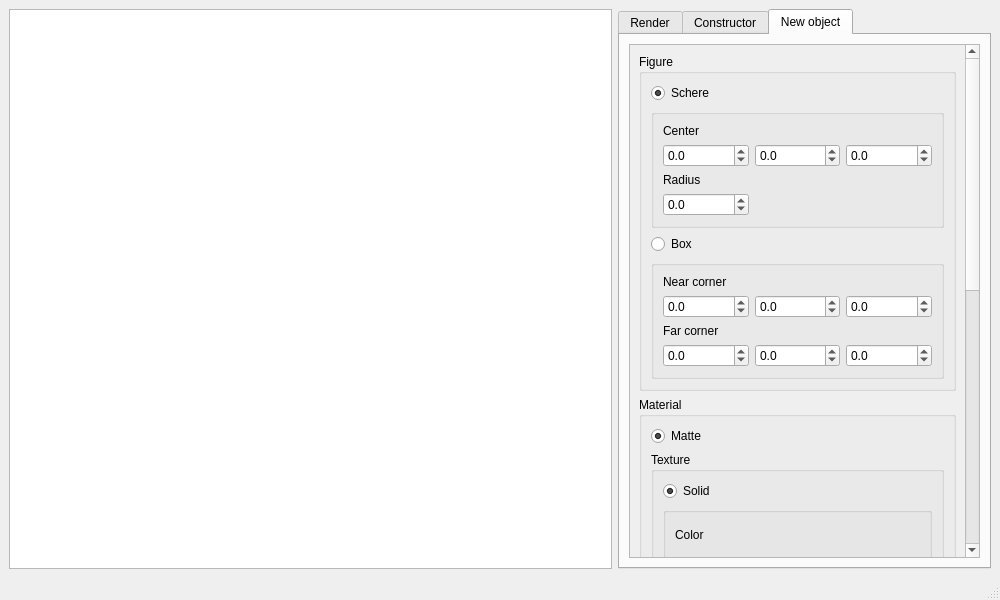
This is src/mainwindow.ui in denzhkko/bmstu_iu7_cgcp as Qt 5 draws it before an edit. The edited form follows.
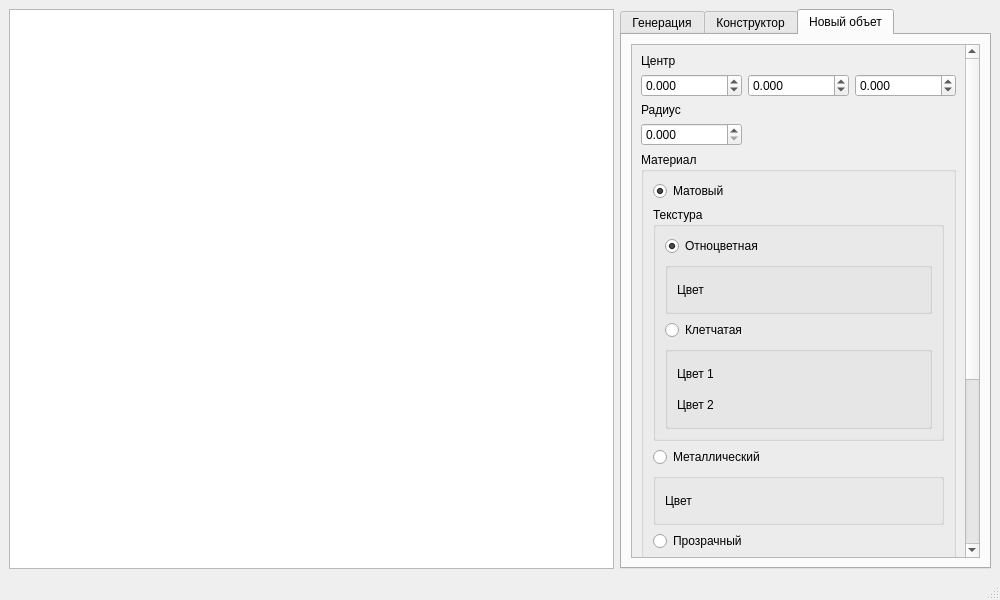
This is the edited form. The open tabs and pages were chosen to show the change. Custom widgets are drawn as their Qt base class.

What changed in the file:
```diff
--- a/src/mainwindow.ui
+++ b/src/mainwindow.ui
@@ -40,17 +40,17 @@
        </size>
       </property>
       <property name="currentIndex">
-       <number>0</number>
+       <number>2</number>
       </property>
       <widget class="QWidget" name="tab">
        <attribute name="title">
-        <string>Render</string>
+        <string>Генерация</string>
        </attribute>
        <layout class="QVBoxLayout" name="verticalLayout_2">
         <item>
          <widget class="QLabel" name="label">
           <property name="text">
-           <string>Quality</string>
+           <string>Качество</string>
           </property>
          </widget>
         </item>
@@ -59,7 +59,7 @@
           <item>
            <widget class="QRadioButton" name="rb_q_p">
             <property name="text">
-             <string>Perfomance</string>
+             <string>Высокое</string>
             </property>
             <property name="checked">
              <bool>false</bool>
@@ -69,7 +69,7 @@
           <item>
            <widget class="QRadioButton" name="rb_q_b">
             <property name="text">
-             <string>Balanced</string>
+             <string>Среднее</string>
             </property>
             <property name="checked">
              <bool>true</bool>
@@ -79,7 +79,7 @@
           <item>
            <widget class="QRadioButton" name="rb_q_q">
             <property name="text">
-             <string>Quick</string>
+             <string>Низкое</string>
             </property>
            </widget>
           </item>
@@ -88,7 +88,7 @@
         <item>
          <widget class="QPushButton" name="pb_draw">
           <property name="text">
-           <string>Render</string>
+           <string>Запустить</string>
           </property>
          </widget>
         </item>
@@ -109,7 +109,7 @@
       </widget>
       <widget class="QWidget" name="tab_2">
        <attribute name="title">
-        <string>Constructor</string>
+        <string>Конструктор</string>
        </attribute>
        <layout class="QVBoxLayout" name="verticalLayout_4">
         <item>
@@ -117,7 +117,7 @@
           <item>
            <widget class="QLabel" name="label_2">
             <property name="text">
-             <string>Background</string>
+             <string>Задний фон</string>
             </property>
            </widget>
           </item>
@@ -149,7 +149,7 @@
         <item>
          <widget class="QGroupBox" name="groupBox">
           <property name="title">
-           <string>Camera</string>
+           <string>Камера</string>
           </property>
           <layout class="QGridLayout" name="gridLayout">
            <item row="1" column="2">
@@ -168,7 +168,7 @@
            <item row="0" column="1">
             <widget class="QLabel" name="label_3">
              <property name="text">
-              <string>Point from</string>
+              <string>Точка начала</string>
              </property>
             </widget>
            </item>
@@ -236,7 +236,7 @@
            <item row="0" column="2">
             <widget class="QLabel" name="label_4">
              <property name="text">
-              <string>Point to</string>
+              <string>Точка конца</string>
              </property>
             </widget>
            </item>
@@ -287,7 +287,7 @@
            <item row="4" column="0">
             <widget class="QLabel" name="label_24">
              <property name="text">
-              <string>cemara-canvas</string>
+              <string>S(камера, холст)</string>
              </property>
             </widget>
            </item>
@@ -297,7 +297,7 @@
         <item>
          <widget class="QLabel" name="label_15">
           <property name="text">
-           <string>Objects</string>
+           <string>Объекты сцены</string>
           </property>
          </widget>
         </item>
@@ -309,7 +309,7 @@
           <item>
            <widget class="QLabel" name="label_16">
             <property name="text">
-             <string>Row index</string>
+             <string>Индекс строки</string>
             </property>
            </widget>
           </item>
@@ -332,7 +332,7 @@
           <item>
            <widget class="QPushButton" name="pb_delete_item">
             <property name="text">
-             <string>Delete item</string>
+             <string>Удалить объект</string>
             </property>
            </widget>
           </item>
@@ -342,7 +342,7 @@
       </widget>
       <widget class="QWidget" name="tab_3">
        <attribute name="title">
-        <string>New object</string>
+        <string>Новый объет</string>
        </attribute>
        <layout class="QVBoxLayout" name="verticalLayout_8">
         <item>
@@ -361,223 +361,88 @@
             <rect>
              <x>0</x>
              <y>0</y>
-             <width>399</width>
-             <height>1321</height>
+             <width>407</width>
+             <height>946</height>
             </rect>
            </property>
            <layout class="QVBoxLayout" name="verticalLayout_6">
             <item>
-             <widget class="QGroupBox" name="groupBox_2">
-              <property name="title">
-               <string>Figure</string>
-              </property>
-              <layout class="QVBoxLayout" name="verticalLayout_7">
-               <item>
-                <widget class="QRadioButton" name="rb_no_f_schere">
-                 <property name="text">
-                  <string>Schere</string>
-                 </property>
-                 <property name="checked">
-                  <bool>true</bool>
-                 </property>
-                </widget>
-               </item>
-               <item>
-                <widget class="QGroupBox" name="groupBox_3">
-                 <property name="title">
-                  <string/>
-                 </property>
                  <layout class="QGridLayout" name="gridLayout_2">
-                  <item row="0" column="0" colspan="2">
+              <item row="0" column="1">
                    <widget class="QLabel" name="label_8">
                     <property name="text">
-                     <string>Center</string>
+                 <string>Центр</string>
                     </property>
                    </widget>
                   </item>
-                  <item row="1" column="0">
-                   <widget class="QDoubleSpinBox" name="dsb_no_f_s_c_x">
-                    <property name="decimals">
-                     <number>1</number>
-                    </property>
-                    <property name="minimum">
-                     <double>-1000.000000000000000</double>
-                    </property>
-                    <property name="maximum">
-                     <double>1000.000000000000000</double>
-                    </property>
-                   </widget>
-                  </item>
-                  <item row="1" column="1">
+              <item row="1" column="2">
                    <widget class="QDoubleSpinBox" name="dsb_no_f_s_c_y">
                     <property name="decimals">
-                     <number>1</number>
+                 <number>3</number>
                     </property>
                     <property name="minimum">
-                     <double>-1000.000000000000000</double>
+                 <double>-10000.000000000000000</double>
+                </property>
+                <property name="maximum">
+                 <double>10000.000000000000000</double>
+                </property>
+               </widget>
+              </item>
+              <item row="3" column="1">
+               <widget class="QDoubleSpinBox" name="dsb_no_f_s_r">
+                <property name="decimals">
+                 <number>3</number>
                     </property>
                     <property name="maximum">
                      <double>1000.000000000000000</double>
                     </property>
                    </widget>
                   </item>
-                  <item row="1" column="2">
+              <item row="1" column="3">
                    <widget class="QDoubleSpinBox" name="dsb_no_f_s_c_z">
                     <property name="decimals">
-                     <number>1</number>
+                 <number>3</number>
                     </property>
                     <property name="minimum">
-                     <double>-1000.000000000000000</double>
+                 <double>-10000.000000000000000</double>
                     </property>
                     <property name="maximum">
-                     <double>1000.000000000000000</double>
+                 <double>10000.000000000000000</double>
                     </property>
                    </widget>
                   </item>
-                  <item row="2" column="0" colspan="2">
+              <item row="1" column="1">
+               <widget class="QDoubleSpinBox" name="dsb_no_f_s_c_x">
+                <property name="decimals">
+                 <number>3</number>
+                </property>
+                <property name="minimum">
+                 <double>-10000.000000000000000</double>
+                </property>
+                <property name="maximum">
+                 <double>10000.000000000000000</double>
+                </property>
+               </widget>
+              </item>
+              <item row="2" column="1">
                    <widget class="QLabel" name="label_9">
                     <property name="text">
-                     <string>Radius</string>
+                 <string>Радиус</string>
                     </property>
                    </widget>
                   </item>
-                  <item row="3" column="0">
-                   <widget class="QDoubleSpinBox" name="dsb_no_f_s_r">
-                    <property name="decimals">
-                     <number>1</number>
-                    </property>
-                    <property name="minimum">
-                     <double>-1000.000000000000000</double>
-                    </property>
-                    <property name="maximum">
-                     <double>1000.000000000000000</double>
-                    </property>
-                   </widget>
-                  </item>
-                 </layout>
-                </widget>
-               </item>
-               <item>
-                <widget class="QRadioButton" name="rb_no_f_box">
-                 <property name="text">
-                  <string>Box</string>
-                 </property>
-                </widget>
-               </item>
-               <item>
-                <widget class="QGroupBox" name="groupBox_4">
-                 <property name="title">
-                  <string/>
-                 </property>
-                 <layout class="QGridLayout" name="gridLayout_3">
-                  <item row="3" column="1">
-                   <widget class="QDoubleSpinBox" name="dsb_no_f_b_cz_y">
-                    <property name="decimals">
-                     <number>1</number>
-                    </property>
-                    <property name="minimum">
-                     <double>-1000.000000000000000</double>
-                    </property>
-                    <property name="maximum">
-                     <double>1000.000000000000000</double>
-                    </property>
-                   </widget>
-                  </item>
-                  <item row="1" column="2">
-                   <widget class="QDoubleSpinBox" name="dsb_no_f_b_cn_z">
-                    <property name="decimals">
-                     <number>1</number>
-                    </property>
-                    <property name="minimum">
-                     <double>-1000.000000000000000</double>
-                    </property>
-                    <property name="maximum">
-                     <double>1000.000000000000000</double>
-                    </property>
-                   </widget>
-                  </item>
-                  <item row="2" column="0" colspan="2">
-                   <widget class="QLabel" name="label_11">
-                    <property name="text">
-                     <string>Far corner</string>
-                    </property>
-                   </widget>
-                  </item>
-                  <item row="1" column="1">
-                   <widget class="QDoubleSpinBox" name="dsb_no_f_b_cn_y">
-                    <property name="decimals">
-                     <number>1</number>
-                    </property>
-                    <property name="minimum">
-                     <double>-1000.000000000000000</double>
-                    </property>
-                    <property name="maximum">
-                     <double>1000.000000000000000</double>
-                    </property>
-                   </widget>
-                  </item>
-                  <item row="3" column="0">
-                   <widget class="QDoubleSpinBox" name="dsb_no_f_b_cz_x">
-                    <property name="decimals">
-                     <number>1</number>
-                    </property>
-                    <property name="minimum">
-                     <double>-1000.000000000000000</double>
-                    </property>
-                    <property name="maximum">
-                     <double>1000.000000000000000</double>
-                    </property>
-                   </widget>
-                  </item>
-                  <item row="0" column="0" colspan="2">
-                   <widget class="QLabel" name="label_10">
-                    <property name="text">
-                     <string>Near corner</string>
-                    </property>
-                   </widget>
-                  </item>
-                  <item row="3" column="2">
-                   <widget class="QDoubleSpinBox" name="dsb_no_f_b_cz_z">
-                    <property name="decimals">
-                     <number>1</number>
-                    </property>
-                    <property name="minimum">
-                     <double>-1000.000000000000000</double>
-                    </property>
-                    <property name="maximum">
-                     <double>1000.000000000000000</double>
-                    </property>
-                   </widget>
-                  </item>
-                  <item row="1" column="0">
-                   <widget class="QDoubleSpinBox" name="dsb_no_f_b_cn_x">
-                    <property name="decimals">
-                     <number>1</number>
-                    </property>
-                    <property name="minimum">
-                     <double>-1000.000000000000000</double>
-                    </property>
-                    <property name="maximum">
-                     <double>1000.000000000000000</double>
-                    </property>
-                   </widget>
-                  </item>
-                 </layout>
-                </widget>
-               </item>
-              </layout>
-             </widget>
+             </layout>
             </item>
             <item>
              <widget class="QGroupBox" name="gb_material">
               <property name="title">
-               <string>Material</string>
+               <string>Материал</string>
               </property>
               <layout class="QVBoxLayout" name="verticalLayout_5">
                <item>
                 <widget class="QRadioButton" name="rb_no_m_matte">
                  <property name="text">
-                  <string>Matte</string>
+                  <string>Матовый</string>
                  </property>
                  <property name="checked">
                   <bool>true</bool>
@@ -587,13 +452,13 @@
                <item>
                 <widget class="QGroupBox" name="groupBox_5">
                  <property name="title">
-                  <string>Texture</string>
+                  <string>Текстура</string>
                  </property>
                  <layout class="QVBoxLayout" name="verticalLayout_9">
                   <item>
                    <widget class="QRadioButton" name="rb_no_m_m_t_solid">
                     <property name="text">
-                     <string>Solid</string>
+                     <string>Отноцветная</string>
                     </property>
                     <property name="checked">
                      <bool>true</bool>
@@ -609,7 +474,7 @@
                      <item row="0" column="0">
                       <widget class="QLabel" name="label_12">
                        <property name="text">
-                        <string>Color</string>
+                        <string>Цвет</string>
                        </property>
                       </widget>
                      </item>
@@ -642,7 +507,7 @@
                   <item>
                    <widget class="QRadioButton" name="rb_no_m_m_t_checker">
                     <property name="text">
-                     <string>Checker</string>
+                     <string>Клетчатая</string>
                     </property>
                    </widget>
                   </item>
@@ -665,7 +530,7 @@
                      <item row="1" column="1">
                       <widget class="QLabel" name="label_13">
                        <property name="text">
-                        <string>Color</string>
+                        <string>Цвет 2</string>
                        </property>
                       </widget>
                      </item>
@@ -682,7 +547,7 @@
                      <item row="0" column="1">
                       <widget class="QLabel" name="label_14">
                        <property name="text">
-                        <string>Color</string>
+                        <string>Цвет 1</string>
                        </property>
                       </widget>
                      </item>
@@ -721,27 +586,11 @@
                <item>
                 <widget class="QRadioButton" name="rb_no_m_metal">
                  <property name="text">
-                  <string>Metal</string>
+                  <string>Металлический</string>
                  </property>
                 </widget>
                </item>
                <item>
-                <widget class="QGroupBox" name="groupBox_8">
-                 <property name="title">
-                  <string/>
-                 </property>
-                 <layout class="QGridLayout" name="gridLayout_8">
-                  <item row="0" column="0">
-                   <widget class="QRadioButton" name="rb_no_m_me_t_solid">
-                    <property name="text">
-                     <string>Solid</string>
-                    </property>
-                    <property name="checked">
-                     <bool>true</bool>
-                    </property>
-                   </widget>
-                  </item>
-                  <item row="1" column="0">
                    <widget class="QGroupBox" name="groupBox_10">
                     <property name="title">
                      <string/>
@@ -760,7 +609,7 @@
                      <item row="0" column="0">
                       <widget class="QLabel" name="label_17">
                        <property name="text">
-                        <string>Color</string>
+                     <string>Цвет</string>
                        </property>
                       </widget>
                      </item>
@@ -780,13 +629,10 @@
                     </layout>
                    </widget>
                   </item>
-                 </layout>
-                </widget>
-               </item>
                <item>
                 <widget class="QRadioButton" name="rb_no_m_trans">
                  <property name="text">
-                  <string>Transparent</string>
+                  <string>Прозрачный</string>
                  </property>
                 </widget>
                </item>
@@ -933,7 +779,7 @@
                <item>
                 <widget class="QRadioButton" name="rb_no_m_light">
                  <property name="text">
-                  <string>Light</string>
+                  <string>Источник света</string>
                  </property>
                 </widget>
                </item>
@@ -946,7 +792,7 @@
                   <item row="0" column="0">
                    <widget class="QLabel" name="label_18">
                     <property name="text">
-                     <string>Color</string>
+                     <string>Цвет</string>
                     </property>
                    </widget>
                   </item>
@@ -982,7 +828,7 @@
             <item>
              <widget class="QPushButton" name="pb_add_object">
               <property name="text">
-               <string>Add</string>
+               <string>Добавить</string>
               </property>
              </widget>
             </item>
```
Lines whose indentation alone changed are shown as unchanged.
